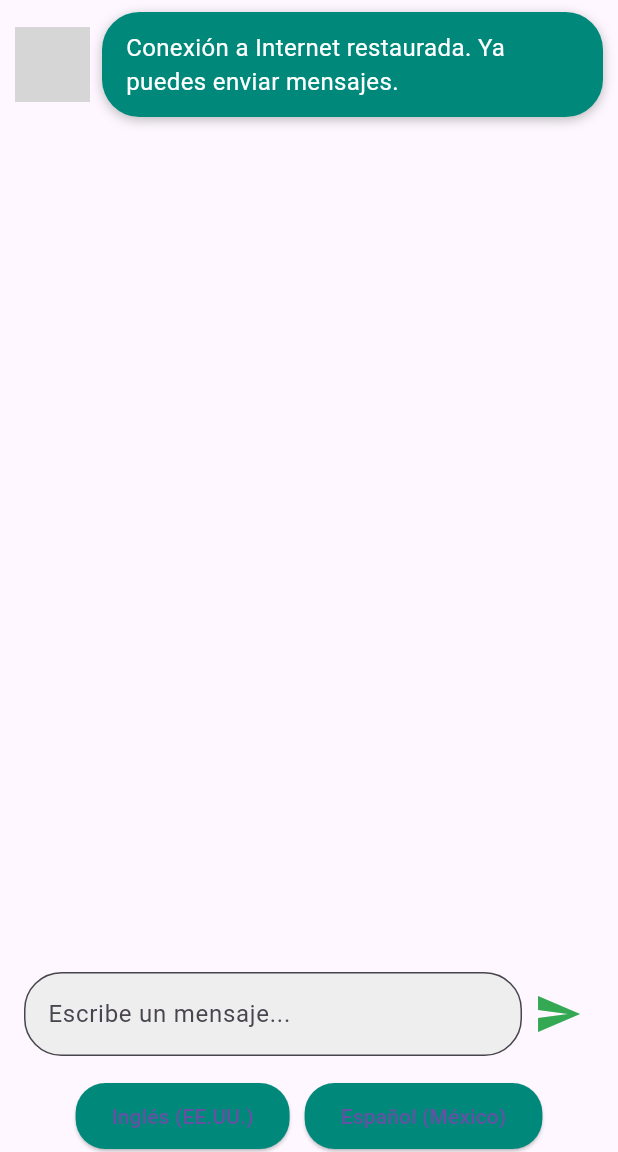
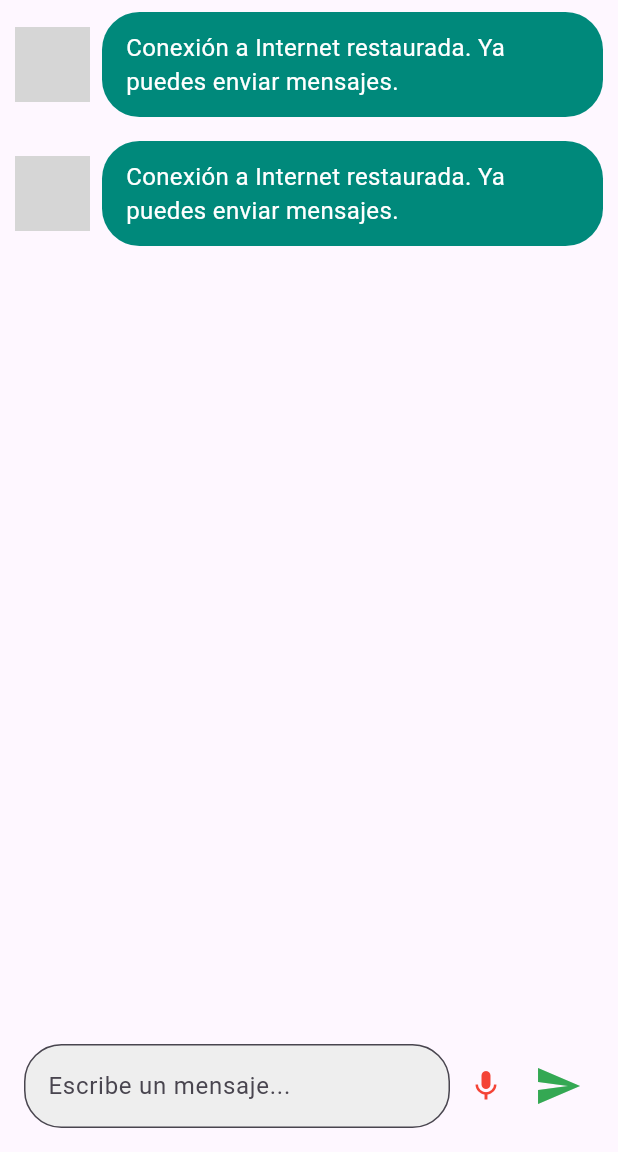
Before and after one commit to VeroVelas/chat-bot-a-voz, a Flutter app: the ChatBotView screen opened by its route, on a phone screen of 412 x 824 dp, the part 84-1236 px from its top. Run offline on Flutter 3.47's test engine with Material 3 defaults, Android fonts, the phone set to English and light mode, and no system bars; our stand-ins replace connectivity_plus, flutter_tts, google_generative_ai, permission_handler, shared_preferences, speech_to_text; accounts and stored records are empty; grey boxes are pictures that could not be loaded.

```diff
--- a/lib/screens/reto4.dart
+++ b/lib/screens/reto4.dart
@@ -6,8 +6,9 @@ import 'package:intl/intl.dart';
 import 'package:connectivity_plus/connectivity_plus.dart';
 import 'package:shared_preferences/shared_preferences.dart';
 import 'package:permission_handler/permission_handler.dart';
+import 'package:speech_to_text/speech_to_text.dart' as stt;
 
-const String apiKey = "AIzaSyC8k6REIl0KhGzggzwRX4TXVBJjOfvGbmk";   // Reemplaza con tu API key
+const String apiKey = "AIzaSyC8k6REIl0KhGzggzwRX4TXVBJjOfvGbmk"; // Reemplaza con tu API key
 
 class ChatBotView extends StatefulWidget {
   @override
@@ -21,15 +22,17 @@ class _ChatBotViewState extends State<ChatBotView> {
   late final GenerativeModel _model;
   late final ChatSession _chatSession;
   late StreamSubscription _connectivitySubscription;
+  late stt.SpeechToText _speech;
   bool _isConnected = true;
-  bool _hasShownNoConnectionMessage = false;
-  bool _hasShownReconnectedMessage = false;
+  bool _isListening = false;
+  bool _isBotResponding = false;
   String _selectedLanguage = "en-US";
 
   @override
   void initState() {
     super.initState();
     _flutterTts = FlutterTts();
+    _speech = stt.SpeechToText();
     _model = GenerativeModel(model: 'gemini-pro', apiKey: apiKey);
     _chatSession = _model.startChat();
     checkInternetConnection();
@@ -55,21 +58,17 @@ class _ChatBotViewState extends State<ChatBotView> {
       _isConnected = connected;
     });
 
-    if (!_isConnected && !_hasShownNoConnectionMessage) {
+    if (!_isConnected) {
       setState(() {
         _messages.add(ChatMessage(
             text: "No hay conexión a Internet. Conéctate a una red para enviar mensajes.",
             isUser: false));
-        _hasShownNoConnectionMessage = true;
-        _hasShownReconnectedMessage = false;
       });
-    } else if (_isConnected && !_hasShownReconnectedMessage) {
+    } else {
       setState(() {
         _messages.add(ChatMessage(
             text: "Conexión a Internet restaurada. Ya puedes enviar mensajes.",
             isUser: false));
-        _hasShownReconnectedMessage = true;
-        _hasShownNoConnectionMessage = false;
       });
     }
   }
@@ -89,32 +88,50 @@ class _ChatBotViewState extends State<ChatBotView> {
     if (_controller.text.isNotEmpty) {
       setState(() {
         _messages.add(ChatMessage(text: _controller.text, isUser: true));
+        _isBotResponding = true;
       });
       String userMessage = _controller.text;
       _controller.clear();
-
-      setState(() {
-        _messages.add(ChatMessage(text: "Analizando...", isUser: false));
-      });
 
       try {
         final response = await _chatSession.sendMessage(Content.text(userMessage));
         final botResponse = response.text ?? "No se recibió respuesta";
 
         setState(() {
-          _messages.removeLast();
+          _isBotResponding = false;
           _messages.add(ChatMessage(text: botResponse, isUser: false));
         });
 
-        _saveMessages(); // Guardar los mensajes después de cada respuesta
+        _saveMessages();
         await _speak(botResponse);
       } catch (e) {
         setState(() {
-          _messages.removeLast();
+          _isBotResponding = false;
           _messages.add(ChatMessage(text: "Error: $e", isUser: false));
         });
       }
     }
+  }
+
+  Future<void> _startListening() async {
+    bool available = await _speech.initialize();
+    if (available) {
+      setState(() {
+        _isListening = true;
+      });
+      _speech.listen(onResult: (result) {
+        setState(() {
+          _controller.text = result.recognizedWords;
+        });
+      });
+    }
+  }
+
+  Future<void> _stopListening() async {
+    await _speech.stop();
+    setState(() {
+      _isListening = false;
+    });
   }
 
   Future<void> _speak(String text) async {
@@ -170,6 +187,11 @@ class _ChatBotViewState extends State<ChatBotView> {
               },
             ),
           ),
+          if (_isBotResponding)
+            Padding(
+              padding: const EdgeInsets.all(8.0),
+              child: CircularProgressIndicator(),
+            ),
           Padding(
             padding: const EdgeInsets.all(16.0),
             child: Row(
@@ -189,6 +211,11 @@ class _ChatBotViewState extends State<ChatBotView> {
                   ),
                 ),
                 IconButton(
+                  icon: Icon(Icons.mic),
+                  color: Colors.red,
+                  onPressed: _isListening ? _stopListening : _startListening,
+                ),
+                IconButton(
                   icon: const Icon(Icons.send),
                   color: const Color(0xFF34A853),
                   iconSize: 32,
@@ -196,34 +223,6 @@ class _ChatBotViewState extends State<ChatBotView> {
                 ),
               ],
             ),
-          ),
-          Row(
-            mainAxisAlignment: MainAxisAlignment.center,
-            children: [
-              ElevatedButton(
-                onPressed: () => _changeLanguage("en-US"),
-                style: ElevatedButton.styleFrom(
-                  backgroundColor: Colors.teal[600],
-                  padding: EdgeInsets.symmetric(horizontal: 24, vertical: 12),
-                  shape: RoundedRectangleBorder(
-                    borderRadius: BorderRadius.circular(20),
-                  ),
-                ),
-                child: Text("Inglés (EE.UU.)"),
-              ),
-              SizedBox(width: 10),
-              ElevatedButton(
-                onPressed: () => _changeLanguage("es-MX"),
-                style: ElevatedButton.styleFrom(
-                  backgroundColor: Colors.teal[600],
-                  padding: EdgeInsets.symmetric(horizontal: 24, vertical: 12),
-                  shape: RoundedRectangleBorder(
-                    borderRadius: BorderRadius.circular(20),
-                  ),
-                ),
-                child: Text("Español (México)"),
-              ),
-            ],
           ),
         ],
       ),
@@ -251,7 +250,7 @@ class ChatBubble extends StatelessWidget {
         mainAxisAlignment: message.isUser ? MainAxisAlignment.end : MainAxisAlignment.start,
         children: [
           if (!message.isUser)
-            const CircleAvatar(
+            CircleAvatar(
               backgroundImage: AssetImage('assets/images/imgsinfondo.jpg'),
               radius: 25,
             ),
@@ -262,24 +261,16 @@ class ChatBubble extends StatelessWidget {
               decoration: BoxDecoration(
                 color: message.isUser ? Colors.blue[300] : Colors.teal[600],
                 borderRadius: BorderRadius.circular(25),
-                boxShadow: [
-                  BoxShadow(
-                    color: Colors.black26,
-                    blurRadius: 6,
-                    offset: Offset(0, 2),
-                  ),
-                ],
               ),
               child: Text(
                 message.text,
                 style: const TextStyle(color: Colors.white, fontSize: 16),
-                softWrap: true,
-                overflow: TextOverflow.clip,
               ),
             ),
           ),
           if (message.isUser)
-            const CircleAvatar(
+            CircleAvatar(
+              child: Icon(Icons.person),
               radius: 25,
             ),
         ],
--- a/pubspec.yaml
+++ b/pubspec.yaml
@@ -13,6 +13,7 @@ dependencies:
   url_launcher: ^6.3.0  # Ya existente
   http: ^1.2.2  # Ya existente
   cupertino_icons: ^1.0.6  # Ya existente
+  speech_to_text: ^7.0.0        # Reconocimiento de voz
   permission_handler: ^10.0.0  # Ya existente
 
   # Nuevas dependencias que necesitas agregar
```
Also changed, not shown: lib/screens/reto1.dart (+69 -76 lines), assets/images/logo.jpg (added), pubspec.lock, 1 other file.
